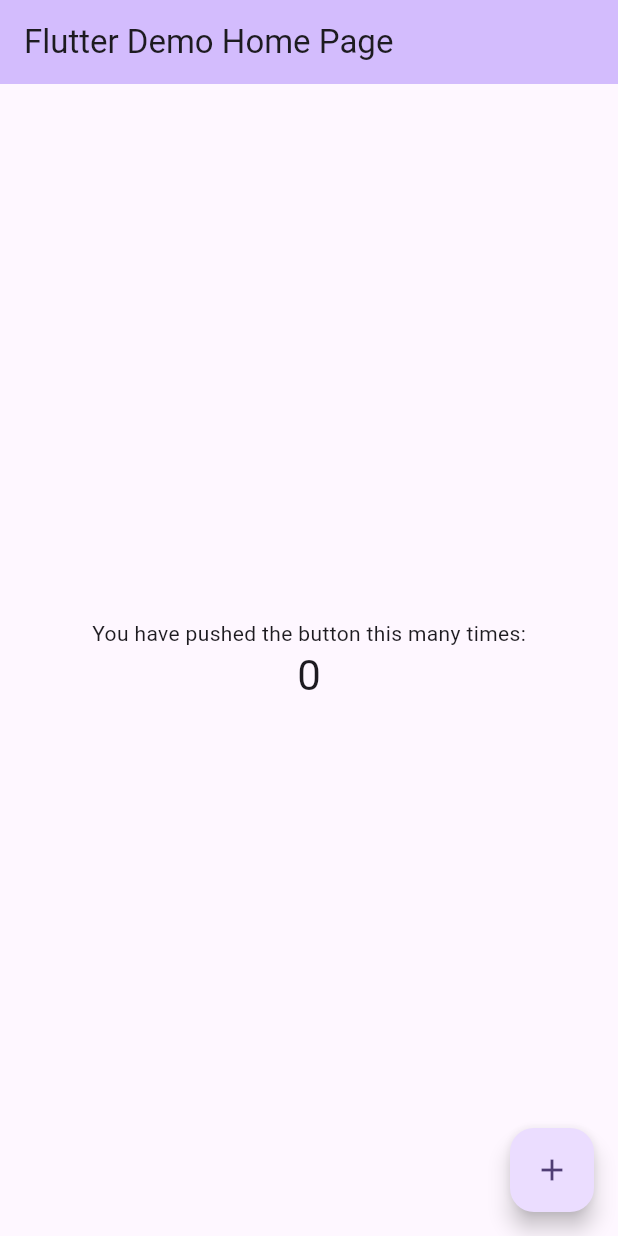
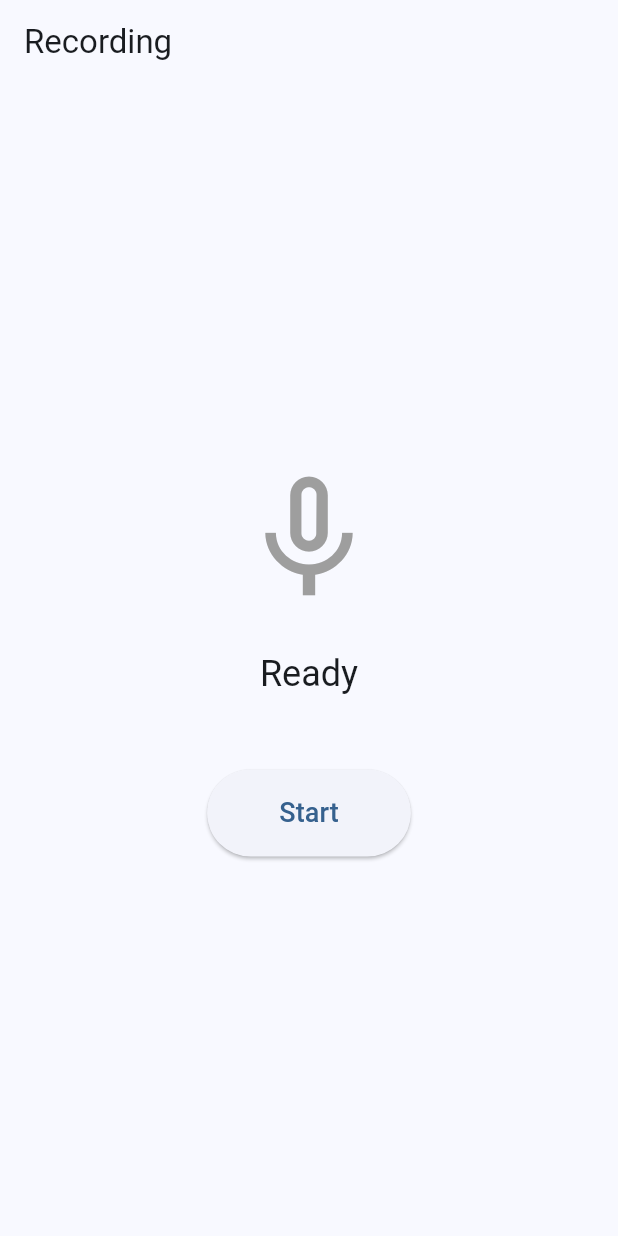
Before and after one commit to takumi-maki/voice_capsule, a Flutter app: the screen it shows after launch, on a phone screen of 412 x 824 dp. Run offline on Flutter 3.47's test engine with Material 3 defaults, Android fonts, the light colour scheme and no system bars; our stand-ins replace flutter_riverpod; missing offline and left inert: record.

Commit message:
Phase 1完了: 録音機能実装（Entity/Repository/Provider/UI/パーミッション設定）

```diff
--- /dev/null
+++ b/lib/application/providers/recording_provider.dart
@@ -0,0 +1,51 @@
+import 'package:flutter_riverpod/flutter_riverpod.dart';
+import 'package:path_provider/path_provider.dart';
+import 'package:intl/intl.dart';
+import '../../infrastructure/repositories/audio_recorder_repository_impl.dart';
+
+enum RecordingState { idle, recording, stopped }
+
+class RecordingNotifier extends StateNotifier<RecordingState> {
+  final AudioRecorderRepositoryImpl _repository;
+  String? _currentFilePath;
+
+  RecordingNotifier(this._repository) : super(RecordingState.idle);
+
+  String? get currentFilePath => _currentFilePath;
+
+  Future<void> startRecording() async {
+    if (state == RecordingState.recording) return;
+
+    final hasPermission = await _repository.hasPermission();
+    if (!hasPermission) {
+      final granted = await _repository.requestPermission();
+      if (!granted) return;
+    }
+
+    final dir = await getApplicationDocumentsDirectory();
+    final timestamp = DateFormat('yyyyMMdd_HHmmss').format(DateTime.now());
+    _currentFilePath = '${dir.path}/recording_$timestamp.aac';
+
+    await _repository.startRecording(_currentFilePath!);
+    state = RecordingState.recording;
+  }
+
+  Future<String?> stopRecording() async {
+    if (state != RecordingState.recording) return null;
+
+    final path = await _repository.stopRecording();
+    state = RecordingState.stopped;
+    return path;
+  }
+
+  @override
+  void dispose() {
+    _repository.dispose();
+    super.dispose();
+  }
+}
+
+final recordingProvider =
+    StateNotifierProvider<RecordingNotifier, RecordingState>((ref) {
+  return RecordingNotifier(AudioRecorderRepositoryImpl());
+});
--- /dev/null
+++ b/lib/domain/entities/recording.dart
@@ -0,0 +1,48 @@
+enum CharacterType {
+  father,
+  mother,
+  son,
+  daughter,
+}
+
+enum BackgroundType {
+  house,
+  car,
+  park,
+}
+
+class Recording {
+  final String id;
+  final String filePath;
+  final DateTime createdAt;
+  final CharacterType character;
+  final BackgroundType background;
+  final int duration;
+
+  Recording({
+    required this.id,
+    required this.filePath,
+    required this.createdAt,
+    required this.character,
+    required this.background,
+    required this.duration,
+  });
+
+  Map<String, dynamic> toJson() => {
+        'id': id,
+        'filePath': filePath,
+        'createdAt': createdAt.toIso8601String(),
+        'character': character.name,
+        'background': background.name,
+        'duration': duration,
+      };
+
+  factory Recording.fromJson(Map<String, dynamic> json) => Recording(
+        id: json['id'],
+        filePath: json['filePath'],
+        createdAt: DateTime.parse(json['createdAt']),
+        character: CharacterType.values.byName(json['character']),
+        background: BackgroundType.values.byName(json['background']),
+        duration: json['duration'],
+      );
+}
--- a/lib/main.dart
+++ b/lib/main.dart
@@ -1,122 +1,23 @@
 import 'package:flutter/material.dart';
+import 'package:flutter_riverpod/flutter_riverpod.dart';
+import 'presentation/screens/recording_screen.dart';
 
 void main() {
-  runApp(const MyApp());
+  runApp(const ProviderScope(child: MyApp()));
 }
 
 class MyApp extends StatelessWidget {
   const MyApp({super.key});
 
-  // This widget is the root of your application.
   @override
   Widget build(BuildContext context) {
     return MaterialApp(
-      title: 'Flutter Demo',
+      title: 'VoiceCapsule',
       theme: ThemeData(
-        // This is the theme of your application.
-        //
-        // TRY THIS: Try running your application with "flutter run". You'll see
-        // the application has a purple toolbar. Then, without quitting the app,
-        // try changing the seedColor in the colorScheme below to Colors.green
-        // and then invoke "hot reload" (save your changes or press the "hot
-        // reload" button in a Flutter-supported IDE, or press "r" if you used
-        // the command line to start the app).
-        //
-        // Notice that the counter didn't reset back to zero; the application
-        // state is not lost during the reload. To reset the state, use hot
-        // restart instead.
-        //
-        // This works for code too, not just values: Most code changes can be
-        // tested with just a hot reload.
-        colorScheme: .fromSeed(seedColor: Colors.deepPurple),
+        colorScheme: ColorScheme.fromSeed(seedColor: Colors.blue),
+        useMaterial3: true,
       ),
-      home: const MyHomePage(title: 'Flutter Demo Home Page'),
+      home: const RecordingScreen(),
     );
   }
 }
-
-class MyHomePage extends StatefulWidget {
-  const MyHomePage({super.key, required this.title});
-
-  // This widget is the home page of your application. It is stateful, meaning
-  // that it has a State object (defined below) that contains fields that affect
-  // how it looks.
-
-  // This class is the configuration for the state. It holds the values (in this
-  // case the title) provided by the parent (in this case the App widget) and
-  // used by the build method of the State. Fields in a Widget subclass are
-  // always marked "final".
-
-  final String title;
-
-  @override
-  State<MyHomePage> createState() => _MyHomePageState();
-}
-
-class _MyHomePageState extends State<MyHomePage> {
-  int _counter = 0;
-
-  void _incrementCounter() {
-    setState(() {
-      // This call to setState tells the Flutter framework that something has
-      // changed in this State, which causes it to rerun the build method below
-      // so that the display can reflect the updated values. If we changed
-      // _counter without calling setState(), then the build method would not be
-      // called again, and so nothing would appear to happen.
-      _counter++;
-    });
-  }
-
-  @override
-  Widget build(BuildContext context) {
-    // This method is rerun every time setState is called, for instance as done
-    // by the _incrementCounter method above.
-    //
-    // The Flutter framework has been optimized to make rerunning build methods
-    // fast, so that you can just rebuild anything that needs updating rather
-    // than having to individually change instances of widgets.
-    return Scaffold(
-      appBar: AppBar(
-        // TRY THIS: Try changing the color here to a specific color (to
-        // Colors.amber, perhaps?) and trigger a hot reload to see the AppBar
-        // change color while the other colors stay the same.
-        backgroundColor: Theme.of(context).colorScheme.inversePrimary,
-        // Here we take the value from the MyHomePage object that was created by
-        // the App.build method, and use it to set our appbar title.
-        title: Text(widget.title),
-      ),
-      body: Center(
-        // Center is a layout widget. It takes a single child and positions it
-        // in the middle of the parent.
-        child: Column(
-          // Column is also a layout widget. It takes a list of children and
-          // arranges them vertically. By default, it sizes itself to fit its
-          // children horizontally, and tries to be as tall as its parent.
-          //
-          // Column has various properties to control how it sizes itself and
-          // how it positions its children. Here we use mainAxisAlignment to
-          // center the children vertically; the main axis here is the vertical
-          // axis because Columns are vertical (the cross axis would be
-          // horizontal).
-          //
-          // TRY THIS: Invoke "debug painting" (choose the "Toggle Debug Paint"
-          // action in the IDE, or press "p" in the console), to see the
-          // wireframe for each widget.
-          mainAxisAlignment: .center,
-          children: [
-            const Text('You have pushed the button this many times:'),
-            Text(
-              '$_counter',
-              style: Theme.of(context).textTheme.headlineMedium,
-            ),
-          ],
-        ),
-      ),
-      floatingActionButton: FloatingActionButton(
-        onPressed: _incrementCounter,
-        tooltip: 'Increment',
-        child: const Icon(Icons.add),
-      ),
-    );
-  }
-}
--- /dev/null
+++ b/lib/presentation/screens/recording_screen.dart
@@ -0,0 +1,67 @@
+import 'package:flutter/material.dart';
+import 'package:flutter_riverpod/flutter_riverpod.dart';
+import '../../application/providers/recording_provider.dart';
+
+class RecordingScreen extends ConsumerWidget {
+  const RecordingScreen({super.key});
+
+  @override
+  Widget build(BuildContext context, WidgetRef ref) {
+    final recordingState = ref.watch(recordingProvider);
+    final recordingNotifier = ref.read(recordingProvider.notifier);
+
+    return Scaffold(
+      appBar: AppBar(
+        title: const Text('Recording'),
+      ),
+      body: Center(
+        child: Column(
+          mainAxisAlignment: MainAxisAlignment.center,
+          children: [
+            Icon(
+              recordingState == RecordingState.recording
+                  ? Icons.mic
+                  : Icons.mic_none,
+              size: 100,
+              color: recordingState == RecordingState.recording
+                  ? Colors.red
+                  : Colors.grey,
+            ),
+            const SizedBox(height: 24),
+            Text(
+              recordingState == RecordingState.recording
+                  ? 'Recording...'
+                  : 'Ready',
+              style: Theme.of(context).textTheme.headlineSmall,
+            ),
+            const SizedBox(height: 48),
+            ElevatedButton(
+              onPressed: () async {
+                if (recordingState == RecordingState.recording) {
+                  final path = await recordingNotifier.stopRecording();
+                  if (context.mounted) {
+                    ScaffoldMessenger.of(context).showSnackBar(
+                      SnackBar(content: Text('Saved: $path')),
+                    );
+                  }
+                } else {
+                  await recordingNotifier.startRecording();
+                }
+              },
+              style: ElevatedButton.styleFrom(
+                padding: const EdgeInsets.symmetric(
+                  horizontal: 48,
+                  vertical: 16,
+                ),
+              ),
+              child: Text(
+                recordingState == RecordingState.recording ? 'Stop' : 'Start',
+                style: const TextStyle(fontSize: 18),
+              ),
+            ),
+          ],
+        ),
+      ),
+    );
+  }
+}
```
Also changed, not shown: lib/domain/repositories/audio_recorder_repository.dart (added, +7 -0 lines), lib/infrastructure/repositories/audio_recorder_repository_impl.dart (added, +40 -0 lines), pubspec.yaml (+20 -4 lines), pubspec.lock, 13 other files.
